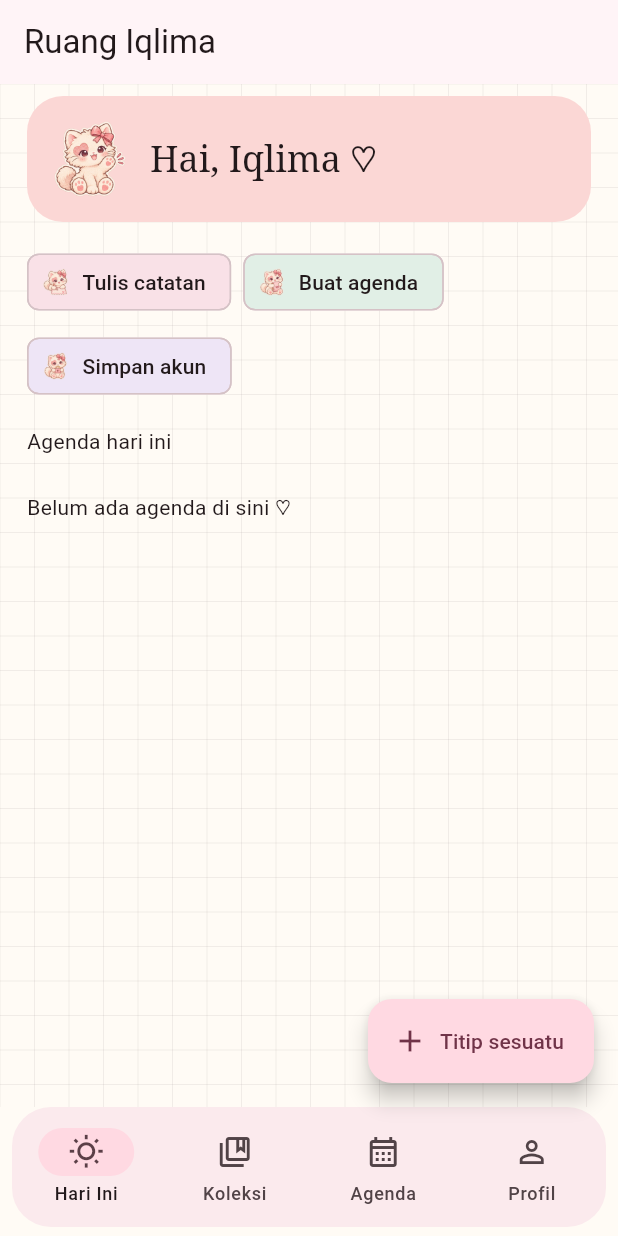
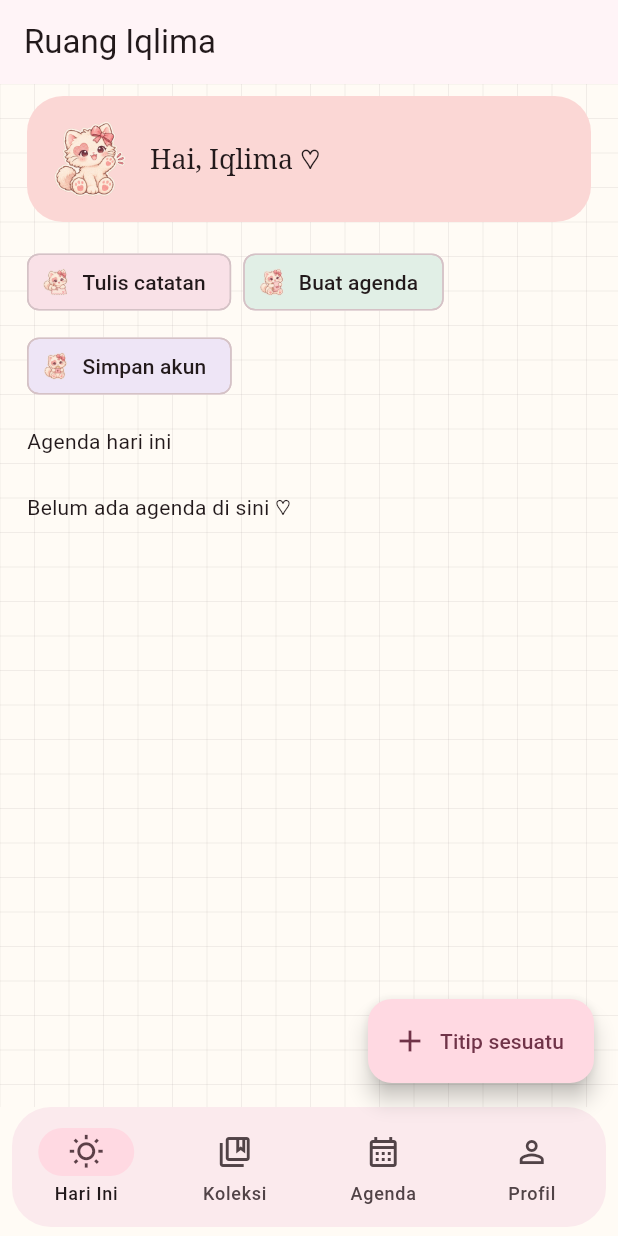
Before and after one commit to jundy779/Titip_Mimi, a Flutter app: the screen it shows after launch, on a phone screen of 412 x 824 dp. Run offline on Flutter 3.47's test engine with Material 3 defaults, Android fonts, the phone set to English and light mode, and no system bars; our stand-ins replace flutter_riverpod, go_router, shared_preferences.

Commit message:
Ringkaskan ukuran judul pada ponsel

```diff
--- a/mobile/lib/journal.dart
+++ b/mobile/lib/journal.dart
@@ -51,7 +51,10 @@ class JournalHeading extends StatelessWidget {
             title,
             style: Theme.of(
               context,
-            ).textTheme.headlineSmall?.copyWith(fontFamily: 'serif'),
+            ).textTheme.headlineSmall?.copyWith(
+              fontFamily: 'serif',
+              fontSize: MediaQuery.sizeOf(context).width <= 600 ? 18 : null,
+            ),
           ),
         ),
       ],
--- a/mobile/lib/main.dart
+++ b/mobile/lib/main.dart
@@ -507,7 +507,7 @@ class _RoomState extends ConsumerState<Room> {
                       children: [
                         JournalHeading(
                           [
-                            'Hai, Iqlima ♡',
+                            'Hai, Iqlima\u00a0♡',
                             'Koleksi',
                             'Agenda',
                             'Profil Iqlima',
```
Also changed, not shown: 6 other files.
